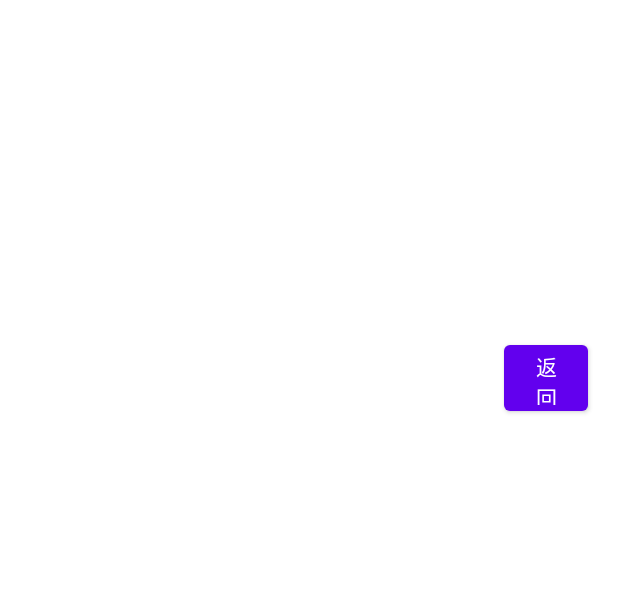
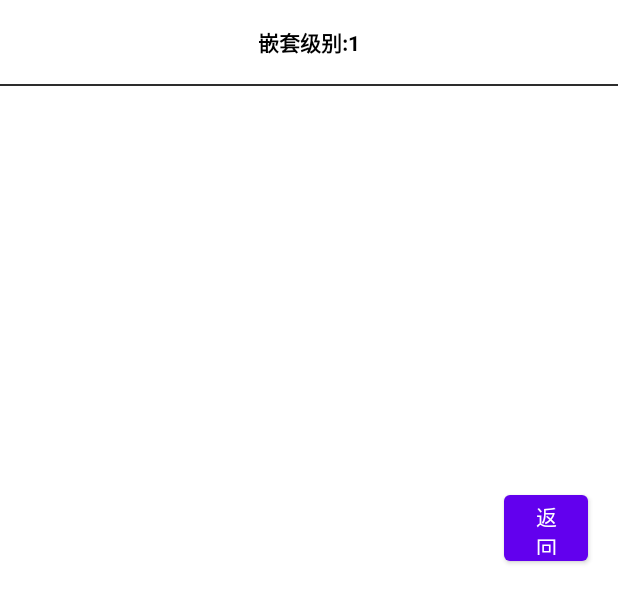
Before and after one commit to Ellen2018/LmyAndroidUtils, an Android app: the layout dialog_view_tree.xml on its own in the app's theme, with its tools: preview values and no code run, on a phone screen of 412 x 824 dp. Shown: the top 603 px of the screen. Run offline under Robolectric (Android 15) with nearby library versions, the phone set to English and light mode, and no system bars.

```diff
--- a/library/src/main/res/layout/dialog_view_tree.xml
+++ b/library/src/main/res/layout/dialog_view_tree.xml
@@ -2,14 +2,31 @@
 <RelativeLayout xmlns:android="http://schemas.android.com/apk/res/android"
     android:layout_width="match_parent"
     android:background="#ffffff"
-    android:layout_height="300dp">
+    android:layout_height="400dp">
 
     <RelativeLayout
         android:layout_width="match_parent"
-        android:layout_height="300dp">
+        android:layout_height="400dp">
+
+        <TextView
+            android:id="@+id/tv_title"
+            android:layout_width="match_parent"
+            android:gravity="center"
+            android:textColor="#000000"
+            android:textStyle="bold"
+            android:text="嵌套级别:1"
+            android:layout_height="?actionBarSize"/>
+
+        <View
+            android:id="@+id/view_line"
+            android:layout_width="match_parent"
+            android:layout_below="@id/tv_title"
+            android:background="#2d2d2d"
+            android:layout_height="1dp"/>
 
         <androidx.recyclerview.widget.RecyclerView
             android:id="@+id/recycler_view"
+            android:layout_below="@id/view_line"
             android:layout_width="match_parent"
             android:layout_height="match_parent" />
 
```
Also changed, not shown: app/src/main/java/com/yalemang/lmyandroidutils/MainActivity.java (+5 -2 lines), app/src/main/res/layout/activity_main.xml (+19 -14 lines), library/src/main/java/com/yalemang/library/android/viewutils/ViewTreeDialog.java (+22 -0 lines), library/src/main/java/com/yalemang/library/android/viewutils/ViewUtils.java (+41 -28 lines), library/src/main/java/com/yalemang/library/android/viewutils/adapter/ViewTreeAdapter.java (+21 -0 lines).
